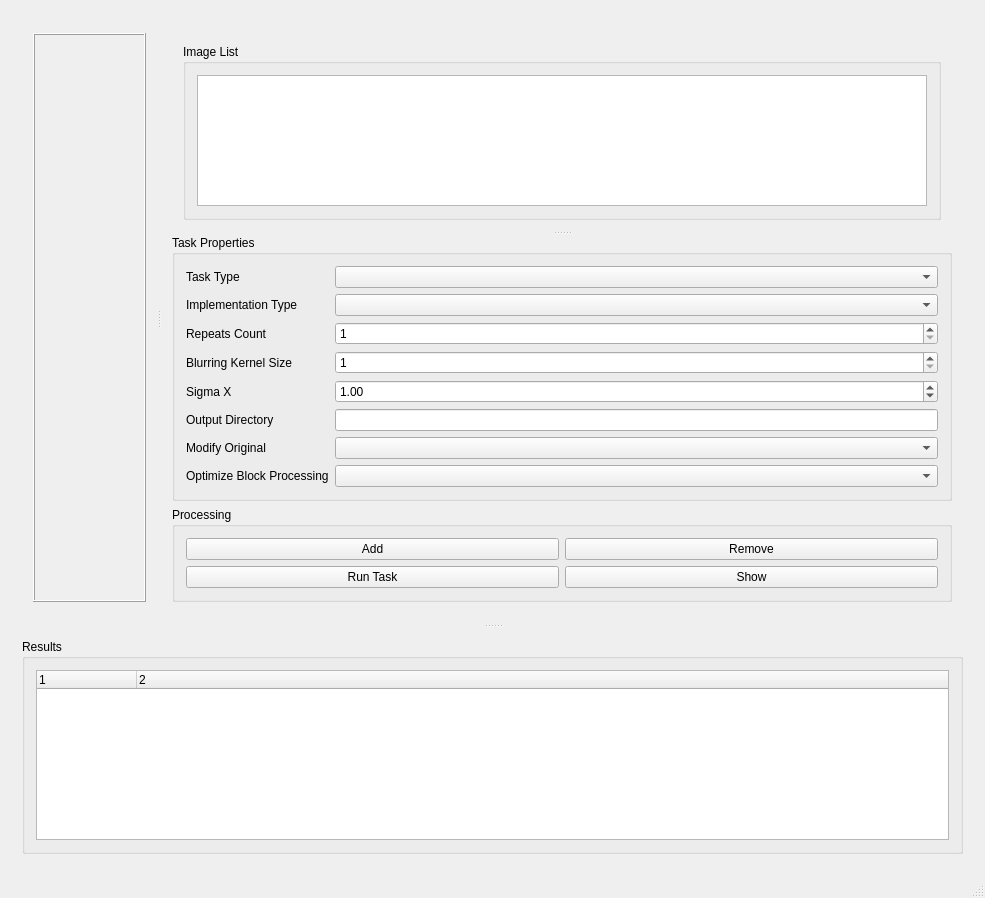
Qt form qt_gui/qt_gui.ui (oleksandr-san/opencv_001) before a commit.
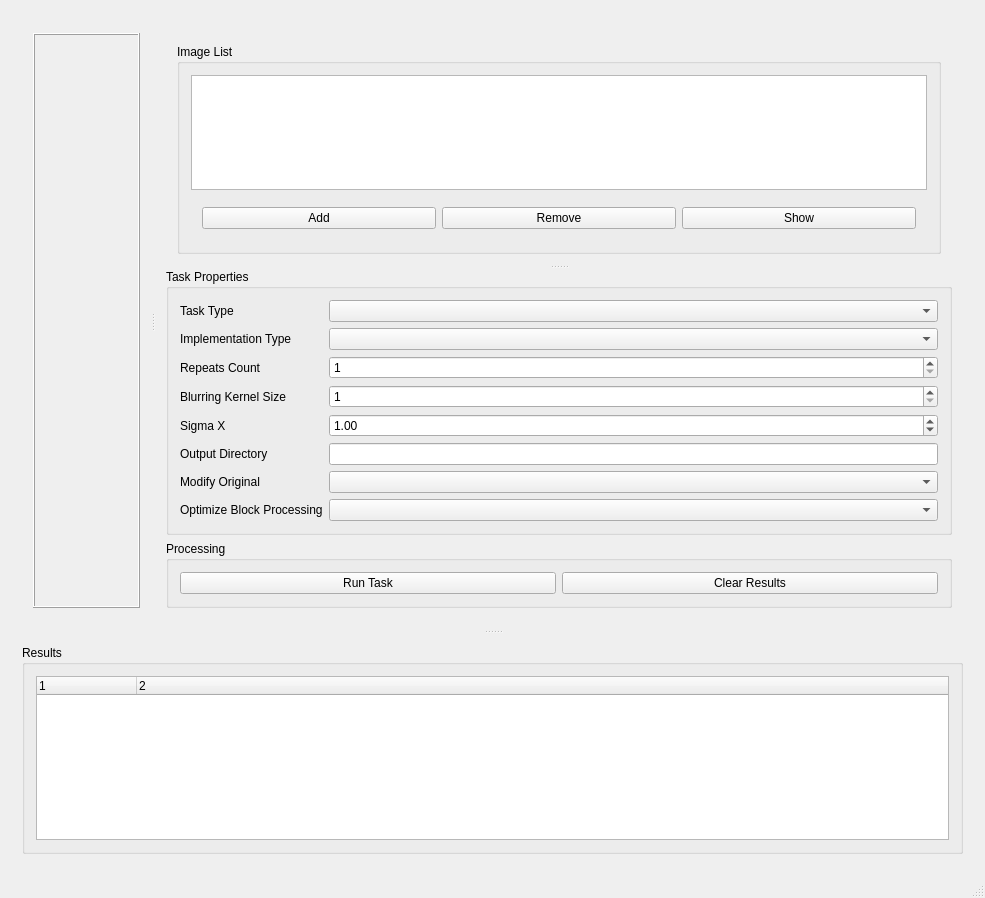
The same form after that commit.

Diff of the .ui file:
```diff
--- a/qt_gui/qt_gui.ui
+++ b/qt_gui/qt_gui.ui
@@ -68,7 +68,7 @@
                 <property name="orientation">
                  <enum>Qt::Vertical</enum>
                 </property>
-                <widget class="QWidget" name="">
+                <widget class="QWidget" name="layoutWidget">
                  <layout class="QVBoxLayout" name="verticalLayout_9">
                   <item>
                    <widget class="QGroupBox" name="groupBox_4">
@@ -79,6 +79,36 @@
                      <item row="1" column="0">
                       <widget class="QListWidget" name="listWidget"/>
                      </item>
+                     <item row="2" column="0">
+                      <widget class="QWidget" name="widget_2" native="true">
+                       <layout class="QHBoxLayout" name="horizontalLayout_3">
+                        <item>
+                         <widget class="QPushButton" name="pushButton_2">
+                          <property name="enabled">
+                           <bool>true</bool>
+                          </property>
+                          <property name="text">
+                           <string>Add</string>
+                          </property>
+                         </widget>
+                        </item>
+                        <item>
+                         <widget class="QPushButton" name="pushButton_3">
+                          <property name="text">
+                           <string>Remove</string>
+                          </property>
+                         </widget>
+                        </item>
+                        <item>
+                         <widget class="QPushButton" name="pushButton">
+                          <property name="text">
+                           <string>Show</string>
+                          </property>
+                         </widget>
+                        </item>
+                       </layout>
+                      </widget>
+                     </item>
                     </layout>
                    </widget>
                   </item>
@@ -254,23 +284,6 @@
                  <string>Processing</string>
                 </property>
                 <layout class="QGridLayout" name="gridLayout_8">
-                 <item row="0" column="0">
-                  <widget class="QPushButton" name="pushButton_2">
-                   <property name="enabled">
-                    <bool>true</bool>
-                   </property>
-                   <property name="text">
-                    <string>Add</string>
-                   </property>
-                  </widget>
-                 </item>
-                 <item row="0" column="1">
-                  <widget class="QPushButton" name="pushButton_3">
-                   <property name="text">
-                    <string>Remove</string>
-                   </property>
-                  </widget>
-                 </item>
                  <item row="1" column="0">
                   <widget class="QPushButton" name="pushButton_4">
                    <property name="text">
@@ -279,9 +292,9 @@
                   </widget>
                  </item>
                  <item row="1" column="1">
-                  <widget class="QPushButton" name="pushButton">
+                  <widget class="QPushButton" name="pushButton_6">
                    <property name="text">
-                    <string>Show</string>
+                    <string>Clear Results</string>
                    </property>
                   </widget>
                  </item>
```
Left out of the diff: 14 changed lines with no effect on the pictures.
